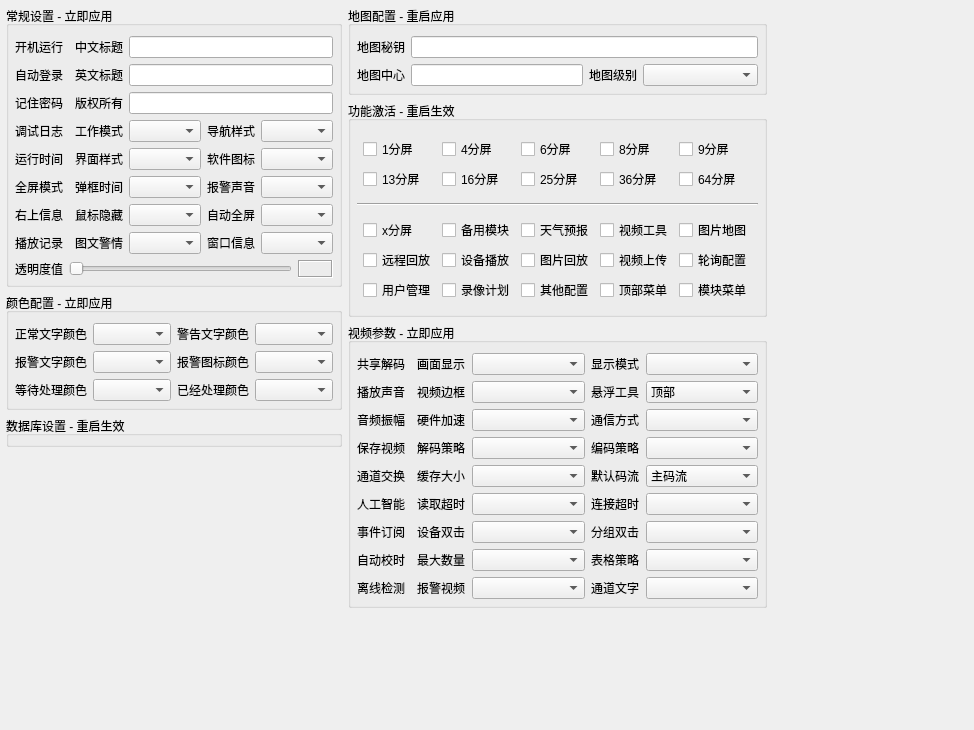
The window that video_system/video_system/ui/frmconfig/frmconfigsystem.ui (QLYin/video_system) describes before a commit, drawn with Qt 5.
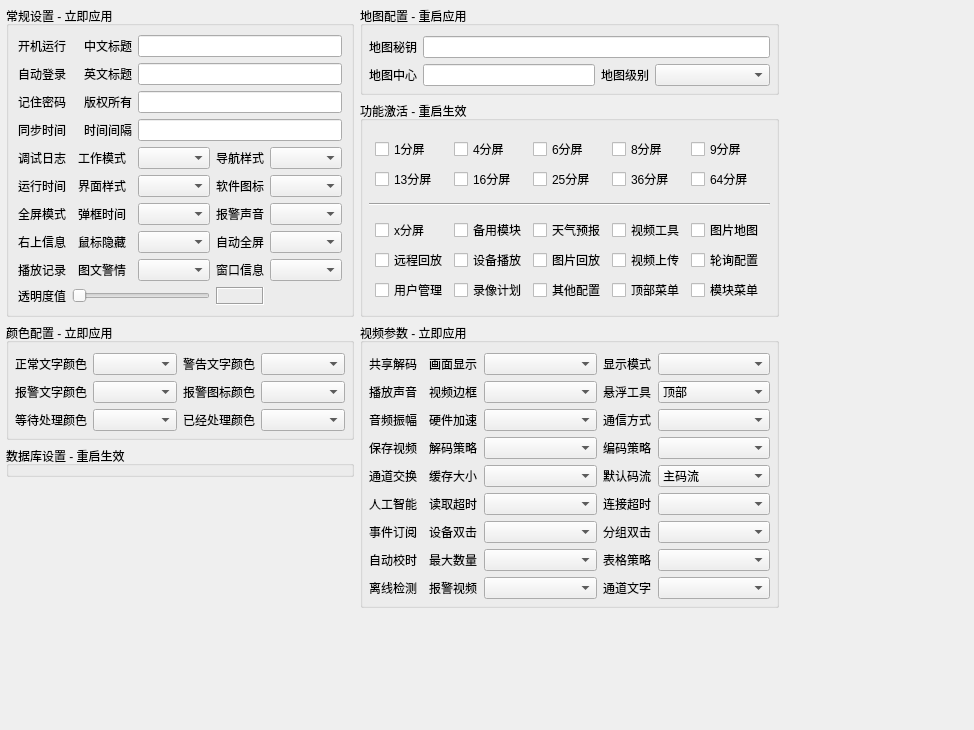
The same window after the commit. Custom widgets are drawn as their Qt base class.

Commit message: 1.增加时间及时长的系统设置项

The edit to the form file:
```diff
--- a/video_system/video_system/ui/frmconfig/frmconfigsystem.ui
+++ b/video_system/video_system/ui/frmconfig/frmconfigsystem.ui
@@ -47,40 +47,39 @@
          <string>常规设置 - 立即应用</string>
         </property>
         <layout class="QGridLayout" name="gridLayout">
-         <property name="leftMargin">
-          <number>6</number>
-         </property>
-         <property name="topMargin">
-          <number>10</number>
-         </property>
-         <property name="rightMargin">
-          <number>6</number>
-         </property>
-         <property name="bottomMargin">
-          <number>6</number>
-         </property>
-         <property name="spacing">
-          <number>6</number>
-         </property>
-         <item row="0" column="0">
-          <widget class="QLabel" name="labAutoRun">
-           <property name="text">
-            <string>开机运行</string>
+         <item row="4" column="6">
+          <widget class="QComboBox" name="cboxNavStyle">
+           <property name="sizePolicy">
+            <sizepolicy hsizetype="Expanding" vsizetype="Fixed">
+             <horstretch>0</horstretch>
+             <verstretch>0</verstretch>
+            </sizepolicy>
            </property>
           </widget>
          </item>
-         <item row="0" column="1">
-          <widget class="SwitchButton" name="btnAutoRun" native="true"/>
+         <item row="6" column="4">
+          <widget class="QComboBox" name="cboxTipInterval"/>
          </item>
-         <item row="0" column="2">
-          <widget class="QLabel" name="labTitleC">
+         <item row="9" column="0">
+          <widget class="QLabel" name="labWindowOpacity">
            <property name="text">
-            <string>中文标题</string>
+            <string>透明度值</string>
            </property>
           </widget>
          </item>
-         <item row="0" column="3" colspan="3">
-          <widget class="QLineEdit" name="txtTitleCn"/>
+         <item row="3" column="3">
+          <widget class="QLabel" name="labSyntimeInterval">
+           <property name="text">
+            <string>时间间隔</string>
+           </property>
+          </widget>
+         </item>
+         <item row="6" column="5">
+          <widget class="QLabel" name="labAlarmSoundCount">
+           <property name="text">
+            <string>报警声音</string>
+           </property>
+          </widget>
          </item>
          <item row="1" column="0">
           <widget class="QLabel" name="labAutoLogin">
@@ -89,195 +88,225 @@
            </property>
           </widget>
          </item>
-         <item row="1" column="1">
-          <widget class="SwitchButton" name="btnAutoLogin" native="true"/>
+         <item row="8" column="1">
+          <widget class="SwitchButton" name="btnSaveUrl" native="true"/>
          </item>
-         <item row="1" column="2">
+         <item row="4" column="5">
+          <widget class="QLabel" name="labNavStyle">
+           <property name="text">
+            <string>导航样式</string>
+           </property>
+          </widget>
+         </item>
+         <item row="1" column="3">
           <widget class="QLabel" name="labTitleE">
            <property name="text">
             <string>英文标题</string>
            </property>
           </widget>
          </item>
-         <item row="1" column="3" colspan="3">
-          <widget class="QLineEdit" name="txtTitleEn"/>
-         </item>
-         <item row="2" column="0">
-          <widget class="QLabel" name="labAutoPwd">
-           <property name="text">
-            <string>记住密码</string>
-           </property>
-          </widget>
-         </item>
-         <item row="2" column="1">
+         <item row="2" column="1" colspan="2">
           <widget class="SwitchButton" name="btnAutoPwd" native="true"/>
          </item>
-         <item row="2" column="2">
-          <widget class="QLabel" name="labCopyright">
+         <item row="7" column="1">
+          <widget class="SwitchButton" name="btnRightInfo" native="true"/>
+         </item>
+         <item row="7" column="0">
+          <widget class="QLabel" name="labRightInfo">
            <property name="text">
-            <string>版权所有</string>
+            <string>右上信息</string>
            </property>
           </widget>
          </item>
-         <item row="2" column="3" colspan="3">
-          <widget class="QLineEdit" name="txtCopyright">
-           <property name="readOnly">
-            <bool>false</bool>
+         <item row="6" column="2" colspan="2">
+          <widget class="QLabel" name="labTipInterval">
+           <property name="text">
+            <string>弹框时间</string>
            </property>
           </widget>
          </item>
-         <item row="3" column="0">
+         <item row="5" column="1">
+          <widget class="SwitchButton" name="btnSaveRunTime" native="true"/>
+         </item>
+         <item row="8" column="2" colspan="2">
+          <widget class="QLabel" name="labMsgListCount">
+           <property name="text">
+            <string>图文警情</string>
+           </property>
+          </widget>
+         </item>
+         <item row="8" column="4">
+          <widget class="QComboBox" name="cboxMsgListCount"/>
+         </item>
+         <item row="4" column="4">
+          <widget class="QComboBox" name="cboxWorkMode">
+           <property name="sizePolicy">
+            <sizepolicy hsizetype="Expanding" vsizetype="Fixed">
+             <horstretch>0</horstretch>
+             <verstretch>0</verstretch>
+            </sizepolicy>
+           </property>
+          </widget>
+         </item>
+         <item row="4" column="0">
           <widget class="QLabel" name="labSaveLog">
            <property name="text">
             <string>调试日志</string>
            </property>
           </widget>
          </item>
-         <item row="3" column="1">
-          <widget class="SwitchButton" name="btnSaveLog" native="true"/>
-         </item>
-         <item row="3" column="2">
+         <item row="4" column="2" colspan="2">
           <widget class="QLabel" name="labWorkMode">
            <property name="text">
             <string>工作模式</string>
            </property>
           </widget>
          </item>
-         <item row="3" column="3">
-          <widget class="QComboBox" name="cboxWorkMode">
-           <property name="sizePolicy">
-            <sizepolicy hsizetype="Expanding" vsizetype="Fixed">
-             <horstretch>0</horstretch>
-             <verstretch>0</verstretch>
-            </sizepolicy>
-           </property>
-          </widget>
-         </item>
-         <item row="3" column="4">
-          <widget class="QLabel" name="labNavStyle">
+         <item row="0" column="3">
+          <widget class="QLabel" name="labTitleC">
            <property name="text">
-            <string>导航样式</string>
+            <string>中文标题</string>
            </property>
           </widget>
          </item>
-         <item row="3" column="5">
-          <widget class="QComboBox" name="cboxNavStyle">
-           <property name="sizePolicy">
-            <sizepolicy hsizetype="Expanding" vsizetype="Fixed">
-             <horstretch>0</horstretch>
-             <verstretch>0</verstretch>
-            </sizepolicy>
-           </property>
-          </widget>
+         <item row="1" column="4" colspan="3">
+          <widget class="QLineEdit" name="txtTitleEn"/>
          </item>
-         <item row="4" column="0">
-          <widget class="QLabel" name="labSaveRunTime">
-           <property name="text">
-            <string>运行时间</string>
-           </property>
-          </widget>
-         </item>
-         <item row="4" column="1">
-          <widget class="SwitchButton" name="btnSaveRunTime" native="true"/>
-         </item>
-         <item row="4" column="2">
+         <item row="5" column="2" colspan="2">
           <widget class="QLabel" name="labStyleName">
            <property name="text">
             <string>界面样式</string>
            </property>
           </widget>
          </item>
-         <item row="4" column="3">
-          <widget class="QComboBox" name="cboxStyleName"/>
-         </item>
-         <item row="4" column="4">
-          <widget class="QLabel" name="labLogoImage">
-           <property name="text">
-            <string>软件图标</string>
-           </property>
-          </widget>
-         </item>
-         <item row="4" column="5">
+         <item row="5" column="6">
           <widget class="QComboBox" name="cboxLogoImage"/>
          </item>
-         <item row="5" column="0">
+         <item row="1" column="1" colspan="2">
+          <widget class="SwitchButton" name="btnAutoLogin" native="true"/>
+         </item>
+         <item row="7" column="6">
+          <widget class="QComboBox" name="cboxTimeAutoFull"/>
+         </item>
+         <item row="7" column="5">
+          <widget class="QLabel" name="labTimeAutoFull">
+           <property name="text">
+            <string>自动全屏</string>
+           </property>
+          </widget>
+         </item>
+         <item row="2" column="0">
+          <widget class="QLabel" name="labAutoPwd">
+           <property name="text">
+            <string>记住密码</string>
+           </property>
+          </widget>
+         </item>
+         <item row="0" column="4" colspan="3">
+          <widget class="QLineEdit" name="txtTitleCn"/>
+         </item>
+         <item row="6" column="0">
           <widget class="QLabel" name="labFullScreen">
            <property name="text">
             <string>全屏模式</string>
            </property>
           </widget>
          </item>
-         <item row="5" column="1">
-          <widget class="SwitchButton" name="btnFullScreen" native="true"/>
+         <item row="3" column="4" colspan="3">
+          <widget class="QLineEdit" name="txtSynTimeInterval">
+           <property name="readOnly">
+            <bool>false</bool>
+           </property>
+          </widget>
          </item>
-         <item row="5" column="2">
-          <widget class="QLabel" name="labTipInterval">
+         <item row="4" column="1">
+          <widget class="SwitchButton" name="btnSaveLog" native="true"/>
+         </item>
+         <item row="8" column="6">
+          <widget class="QComboBox" name="cboxMsgTableCount"/>
+         </item>
+         <item row="0" column="0">
+          <widget class="QLabel" name="labAutoRun">
            <property name="text">
-            <string>弹框时间</string>
+            <string>开机运行</string>
            </property>
           </widget>
          </item>
-         <item row="5" column="3">
-          <widget class="QComboBox" name="cboxTipInterval"/>
+         <item row="2" column="3">
+          <widget class="QLabel" name="labCopyright">
+           <property name="text">
+            <string>版权所有</string>
+           </property>
+          </widget>
          </item>
-         <item row="5" column="4">
-          <widget class="QLabel" name="labAlarmSoundCount">
+         <item row="8" column="0">
+          <widget class="QLabel" name="labSaveUrl">
            <property name="text">
-            <string>报警声音</string>
+            <string>播放记录</string>
            </property>
           </widget>
          </item>
-         <item row="5" column="5">
+         <item row="3" column="1">
+          <widget class="SwitchButton" name="btnSynTime" native="true"/>
+         </item>
+         <item row="6" column="6">
           <widget class="QComboBox" name="cboxAlarmSoundCount"/>
          </item>
-         <item row="6" column="2">
+         <item row="2" column="4" colspan="3">
+          <widget class="QLineEdit" name="txtCopyright">
+           <property name="readOnly">
+            <bool>false</bool>
+           </property>
+          </widget>
+         </item>
+         <item row="8" column="5">
+          <widget class="QLabel" name="labMsgTableCount">
+           <property name="text">
+            <string>窗口信息</string>
+           </property>
+          </widget>
+         </item>
+         <item row="5" column="5">
+          <widget class="QLabel" name="labLogoImage">
+           <property name="text">
+            <string>软件图标</string>
+           </property>
+          </widget>
+         </item>
+         <item row="7" column="2" colspan="2">
           <widget class="QLabel" name="labTimeHideCursor">
            <property name="text">
             <string>鼠标隐藏</string>
            </property>
           </widget>
          </item>
-         <item row="6" column="3">
+         <item row="5" column="4">
+          <widget class="QComboBox" name="cboxStyleName"/>
+         </item>
+         <item row="0" column="1" colspan="2">
+          <widget class="SwitchButton" name="btnAutoRun" native="true"/>
+         </item>
+         <item row="3" column="0">
+          <widget class="QLabel" name="labSynTime">
+           <property name="text">
+            <string>同步时间</string>
+           </property>
+          </widget>
+         </item>
+         <item row="5" column="0">
+          <widget class="QLabel" name="labSaveRunTime">
+           <property name="text">
+            <string>运行时间</string>
+           </property>
+          </widget>
+         </item>
+         <item row="6" column="1">
+          <widget class="SwitchButton" name="btnFullScreen" native="true"/>
+         </item>
+         <item row="7" column="4">
           <widget class="QComboBox" name="cboxTimeHideCursor"/>
          </item>
-         <item row="6" column="4">
-          <widget class="QLabel" name="labTimeAutoFull">
-           <property name="text">
-            <string>自动全屏</string>
-           </property>
-          </widget>
-         </item>
-         <item row="6" column="5">
-          <widget class="QComboBox" name="cboxTimeAutoFull"/>
-         </item>
-         <item row="7" column="2">
-          <widget class="QLabel" name="labMsgListCount">
-           <property name="text">
-            <string>图文警情</string>
-           </property>
-          </widget>
-         </item>
-         <item row="7" column="3">
-          <widget class="QComboBox" name="cboxMsgListCount"/>
-         </item>
-         <item row="7" column="4">
-          <widget class="QLabel" name="labMsgTableCount">
-           <property name="text">
-            <string>窗口信息</string>
-           </property>
-          </widget>
-         </item>
-         <item row="7" column="5">
-          <widget class="QComboBox" name="cboxMsgTableCount"/>
-         </item>
-         <item row="8" column="0">
-          <widget class="QLabel" name="labWindowOpacity">
-           <property name="text">
-            <string>透明度值</string>
-           </property>
-          </widget>
-         </item>
-         <item row="8" column="1" colspan="5">
+         <item row="9" column="1" colspan="4">
           <layout class="QHBoxLayout" name="horizontalLayout">
            <property name="spacing">
             <number>6</number>
@@ -295,45 +324,28 @@
              </property>
             </widget>
            </item>
-           <item>
-            <widget class="QLabel" name="labWindowOpacityValue">
-             <property name="minimumSize">
-              <size>
-               <width>35</width>
-               <height>0</height>
-              </size>
-             </property>
-             <property name="frameShape">
-              <enum>QFrame::Box</enum>
-             </property>
-             <property name="frameShadow">
-              <enum>QFrame::Sunken</enum>
-             </property>
-             <property name="text">
-              <string/>
-             </property>
-             <property name="alignment">
-              <set>Qt::AlignCenter</set>
-             </property>
-            </widget>
-           </item>
           </layout>
          </item>
-         <item row="6" column="0">
-          <widget class="QLabel" name="labRightInfo">
-           <property name="text">
-            <string>右上信息</string>
+         <item row="9" column="5">
+          <widget class="QLabel" name="labWindowOpacityValue">
+           <property name="minimumSize">
+            <size>
+             <width>35</width>
+             <height>0</height>
+            </size>
            </property>
-          </widget>
-         </item>
-         <item row="6" column="1">
-          <widget class="SwitchButton" name="btnRightInfo" native="true"/>
-         </item>
-         <item row="7" column="0">
-          <widget class="QLabel" name="labSaveUrl">
+           <property name="frameShape">
+            <enum>QFrame::Box</enum>
+           </property>
+           <property name="frameShadow">
+            <enum>QFrame::Sunken</enum>
+           </property>
            <property name="text">
-            <string>播放记录</string>
+            <string/>
            </property>
+           <property name="alignment">
+            <set>Qt::AlignCenter</set>
+           </property>
           </widget>
          </item>
          <item row="7" column="1">
@@ -481,7 +493,7 @@
         <property name="sizeHint" stdset="0">
          <size>
           <width>20</width>
-          <height>166</height>
+          <height>40</height>
          </size>
         </property>
        </spacer>
```
Left out of the diff: 462 changed lines with no effect on the pictures. The commit also changes 5 other files.
